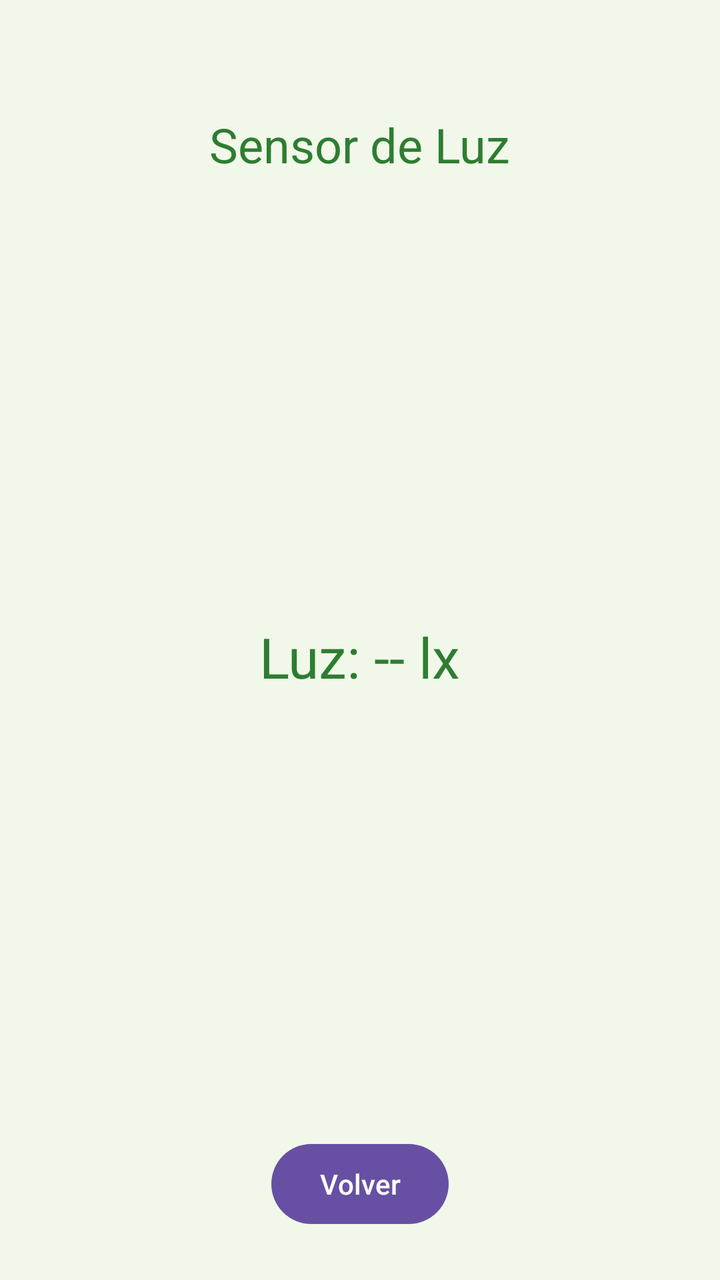
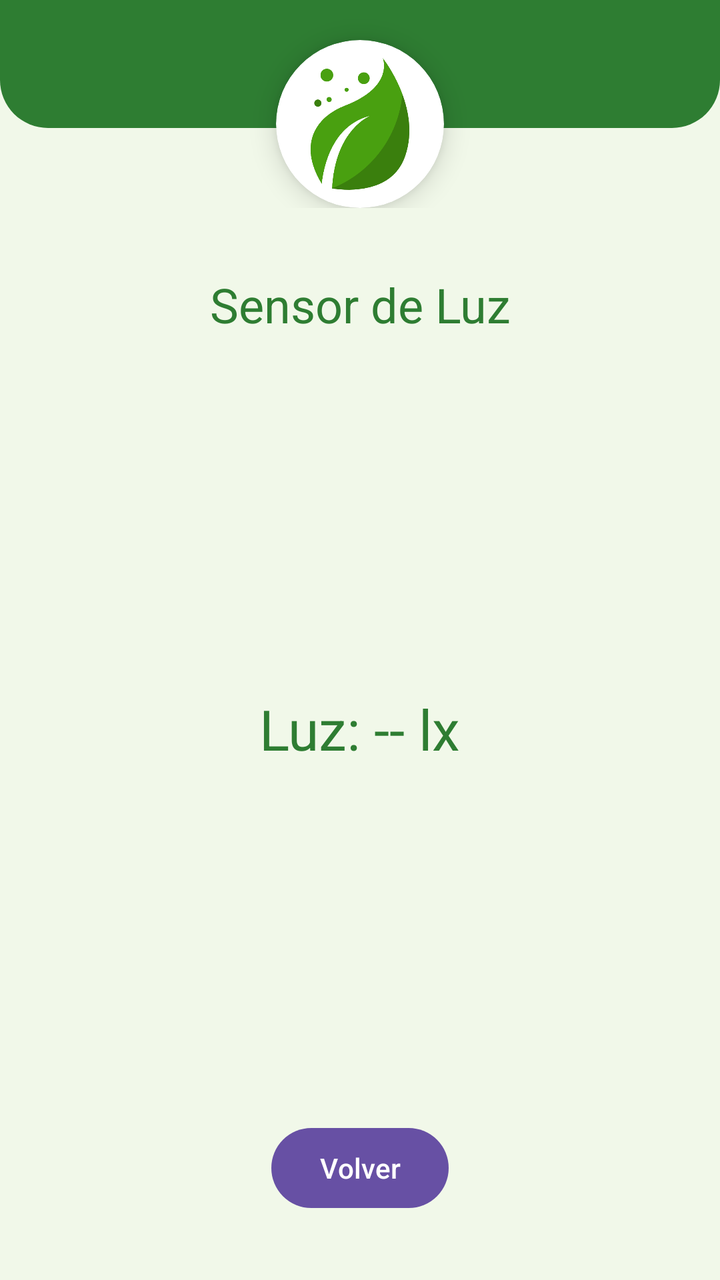

Two renders of the same Android screen: before a commit and after it. Below are the layout's source before the change and the commit's diff.
<!-- AndroidManifest.xml: application theme Theme.NexoRiego -->
<!-- res/layout/activity_sensor.xml -->
<?xml version="1.0" encoding="utf-8"?>
<androidx.constraintlayout.widget.ConstraintLayout xmlns:android="http://schemas.android.com/apk/res/android"
    xmlns:app="http://schemas.android.com/apk/res-auto"
    xmlns:tools="http://schemas.android.com/tools"
    android:id="@+id/main"
    android:layout_width="match_parent"
    android:layout_height="match_parent"
    android:background="#F1F8E9"
    android:padding="24dp"
    tools:context=".SensorActivity">

    <TextView
        android:id="@+id/txtTituloSensor"
        android:layout_width="wrap_content"
        android:layout_height="wrap_content"
        android:layout_marginTop="32dp"
        android:text="@string/sensor_de_luz_del_dispositivo"
        android:textAppearance="@style/TextAppearance.AppCompat.Headline"
        android:textColor="#2E7D32"
        app:layout_constraintEnd_toEndOf="parent"
        app:layout_constraintStart_toStartOf="parent"
        app:layout_constraintTop_toTopOf="parent" />

    <TextView
        android:id="@+id/txtValorLuz"
        android:layout_width="wrap_content"
        android:layout_height="wrap_content"
        android:text="@string/luz_lx"
        android:textColor="#2E7D32"
        android:textSize="28sp"
        app:layout_constraintBottom_toTopOf="@+id/btnVolver"
        app:layout_constraintEnd_toEndOf="parent"
        app:layout_constraintStart_toStartOf="parent"
        app:layout_constraintTop_toBottomOf="@+id/txtTituloSensor" />

    <Button
        android:id="@+id/btnVolver"
        android:layout_width="wrap_content"
        android:layout_height="wrap_content"
        android:text="@string/volver"
        app:layout_constraintBottom_toBottomOf="parent"
        app:layout_constraintEnd_toEndOf="parent"
        app:layout_constraintStart_toStartOf="parent" />

</androidx.constraintlayout.widget.ConstraintLayout>
<!-- resources referenced by this layout -->
<resources>
  <string name="luz_lx">Luz: -- lx</string>
  <string name="sensor_de_luz_del_dispositivo">Sensor de Luz</string>
  <string name="volver">Volver</string>
  <style name="Theme.NexoRiego" parent="Base.Theme.NexoRiego" />
  <style name="Base.Theme.NexoRiego" parent="Theme.Material3.DayNight.NoActionBar">
          
          
          <item name="android:windowSplashScreenBackground">#F1F8E9</item>
          <item name="android:windowSplashScreenAnimatedIcon">@drawable/logo_splash_ajustado</item>
      </style>
  <!-- drawable logo_splash_ajustado (drawable) -->
  <?xml version="1.0" encoding="utf-8"?>
  <inset xmlns:android="http://schemas.android.com/apk/res/android"
      android:drawable="@drawable/logo_nexoriego"
      android:inset="40dp" />
  <!-- drawable logo_nexoriego: png bitmap (drawable, 16450 bytes) -->
</resources>

<!-- the commit's change to res/layout/activity_sensor.xml (unified diff, before → after) -->
@@ -6,8 +6,16 @@
     android:layout_width="match_parent"
     android:layout_height="match_parent"
     android:background="#F1F8E9"
-    android:padding="24dp"
     tools:context=".SensorActivity">
+
+    <include
+        android:id="@+id/miTopBar"
+        layout="@layout/layout_navbar"
+        android:layout_width="match_parent"
+        android:layout_height="wrap_content"
+        app:layout_constraintTop_toTopOf="parent"
+        app:layout_constraintStart_toStartOf="parent"
+        app:layout_constraintEnd_toEndOf="parent" />
 
     <TextView
         android:id="@+id/txtTituloSensor"
@@ -17,9 +25,10 @@
         android:text="@string/sensor_de_luz_del_dispositivo"
         android:textAppearance="@style/TextAppearance.AppCompat.Headline"
         android:textColor="#2E7D32"
-        app:layout_constraintEnd_toEndOf="parent"
+        android:textAlignment="center"
+        app:layout_constraintTop_toBottomOf="@+id/miTopBar"
         app:layout_constraintStart_toStartOf="parent"
-        app:layout_constraintTop_toTopOf="parent" />
+        app:layout_constraintEnd_toEndOf="parent" />
 
     <TextView
         android:id="@+id/txtValorLuz"
@@ -28,18 +37,56 @@
         android:text="@string/luz_lx"
         android:textColor="#2E7D32"
         android:textSize="28sp"
+        app:layout_constraintTop_toBottomOf="@+id/txtTituloSensor"
         app:layout_constraintBottom_toTopOf="@+id/btnVolver"
-        app:layout_constraintEnd_toEndOf="parent"
         app:layout_constraintStart_toStartOf="parent"
-        app:layout_constraintTop_toBottomOf="@+id/txtTituloSensor" />
+        app:layout_constraintEnd_toEndOf="parent" />
 
     <Button
         android:id="@+id/btnVolver"
         android:layout_width="wrap_content"
         android:layout_height="wrap_content"
+        android:layout_marginBottom="32dp"
         android:text="@string/volver"
         app:layout_constraintBottom_toBottomOf="parent"
-        app:layout_constraintEnd_toEndOf="parent"
-        app:layout_constraintStart_toStartOf="parent" />
+        app:layout_constraintStart_toStartOf="parent"
+        app:layout_constraintEnd_toEndOf="parent" />
 
 </androidx.constraintlayout.widget.ConstraintLayout>
+<!-- res/layout/layout_navbar.xml (included above) -->
+<?xml version="1.0" encoding="utf-8"?>
+<androidx.constraintlayout.widget.ConstraintLayout
+    xmlns:android="http://schemas.android.com/apk/res/android"
+    xmlns:app="http://schemas.android.com/apk/res-auto"
+    android:layout_width="match_parent"
+    android:layout_height="wrap_content">
+
+    <View
+        android:id="@+id/navbarBackground"
+        android:layout_width="match_parent"
+        android:layout_height="64dp"
+        android:background="@drawable/bg_navbar"
+        app:layout_constraintTop_toTopOf="parent" />
+
+    <com.google.android.material.card.MaterialCardView
+        android:layout_width="84dp"
+        android:layout_height="84dp"
+        android:layout_marginTop="20dp"
+        app:cardCornerRadius="42dp"
+        app:cardBackgroundColor="#FFFFFF"
+        app:cardElevation="8dp"
+        app:strokeWidth="0dp"
+        app:layout_constraintEnd_toEndOf="parent"
+        app:layout_constraintStart_toStartOf="parent"
+        app:layout_constraintTop_toTopOf="parent">
+
+        <ImageView
+            android:id="@+id/navbarLogo"
+            android:layout_width="match_parent"
+            android:layout_height="match_parent"
+            android:padding="4dp"
+            android:src="@drawable/logo_splash_ajustado" />
+
+    </com.google.android.material.card.MaterialCardView>
+
+</androidx.constraintlayout.widget.ConstraintLayout>
<!-- resource entries referenced after the edit -->
@@ -1,5 +1,17 @@
 <!-- resources referenced by this layout -->
 <resources>
+  <!-- drawable bg_navbar (drawable) -->
+  <?xml version="1.0" encoding="utf-8"?>
+  <shape xmlns:android="http://schemas.android.com/apk/res/android"
+      android:shape="rectangle">
+      
+      <solid android:color="#2E7D32" />
+  
+      
+      <corners
+          android:bottomLeftRadius="24dp"
+          android:bottomRightRadius="24dp" />
+  </shape>
   <string name="luz_lx">Luz: -- lx</string>
   <string name="sensor_de_luz_del_dispositivo">Sensor de Luz</string>
   <string name="volver">Volver</string>
